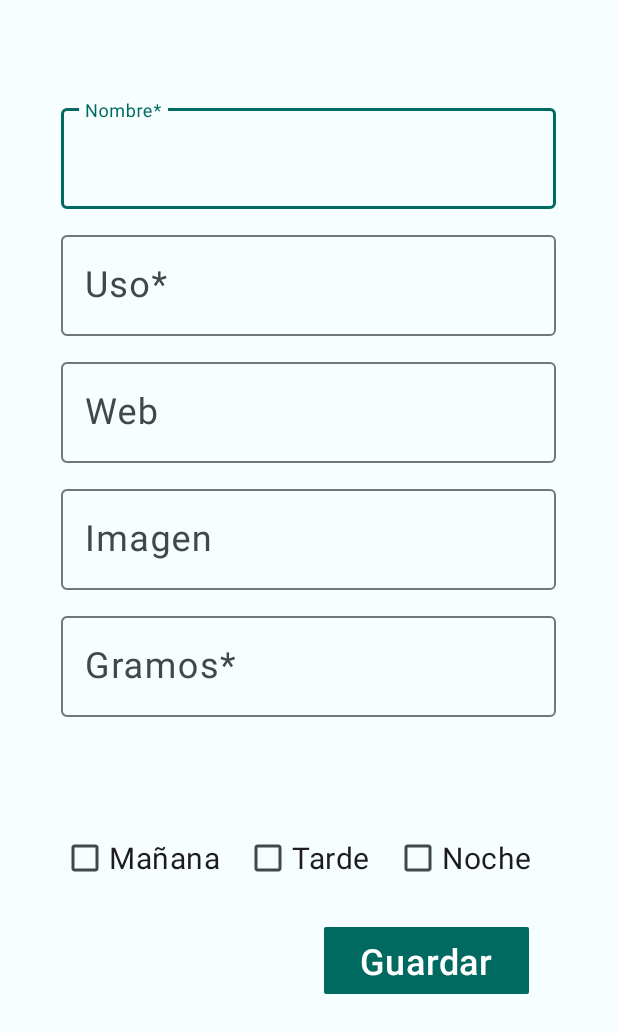
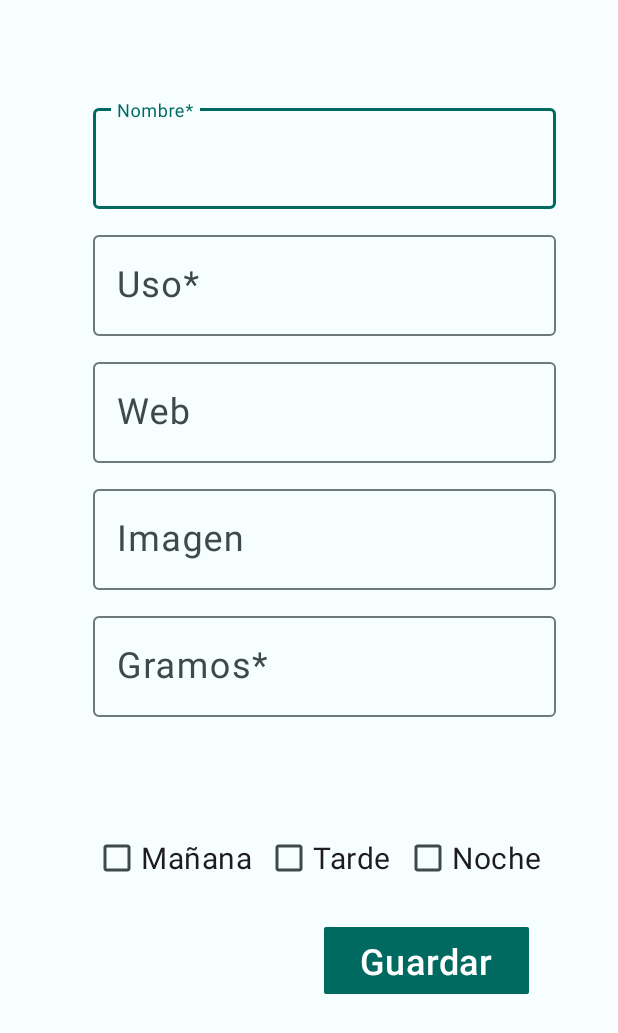
Before and after one commit to luisbargar/pastillApp, an Android app: the NewMedicationActivity screen opened directly, with no data from a screen before it, on a phone screen of 412 x 824 dp. Shown: the top 1033 px of the screen. Run offline under Robolectric (Android 15) with nearby library versions, the phone set to English and light mode, and no system bars.

Commit message:
cambio nombre y otros

```diff
--- a/app/src/main/res/layout/activity_new_device.xml
+++ b/app/src/main/res/layout/activity_new_device.xml
@@ -20,7 +20,7 @@
                 android:layout_width="wrap_content"
                 android:layout_height="wrap_content"
                 android:orientation="vertical"
-                app:layout_constraintGuide_begin="41dp" />
+                app:layout_constraintGuide_end="350dp" />
 
             <androidx.constraintlayout.widget.Guideline
                 android:id="@+id/guideline_vertical_93"
@@ -192,6 +192,7 @@
                 android:backgroundTint="@color/md_theme_dark_errorContainer"
                 android:text="@string/eliminar"
                 android:visibility="gone"
+                app:cornerRadius="1dp"
                 app:layout_constraintStart_toStartOf="@id/guideline_vertical_7"
                 app:layout_constraintTop_toBottomOf="@id/ll_horariosS" />
         </androidx.constraintlayout.widget.ConstraintLayout>
```
